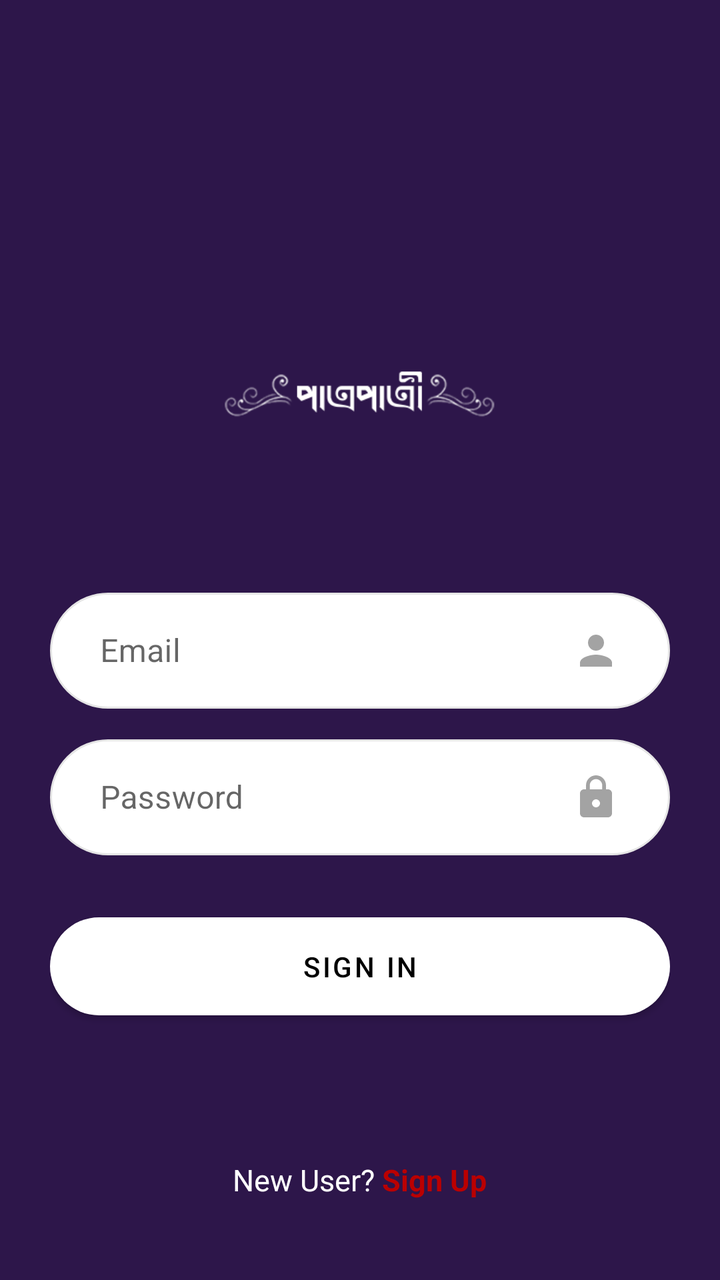
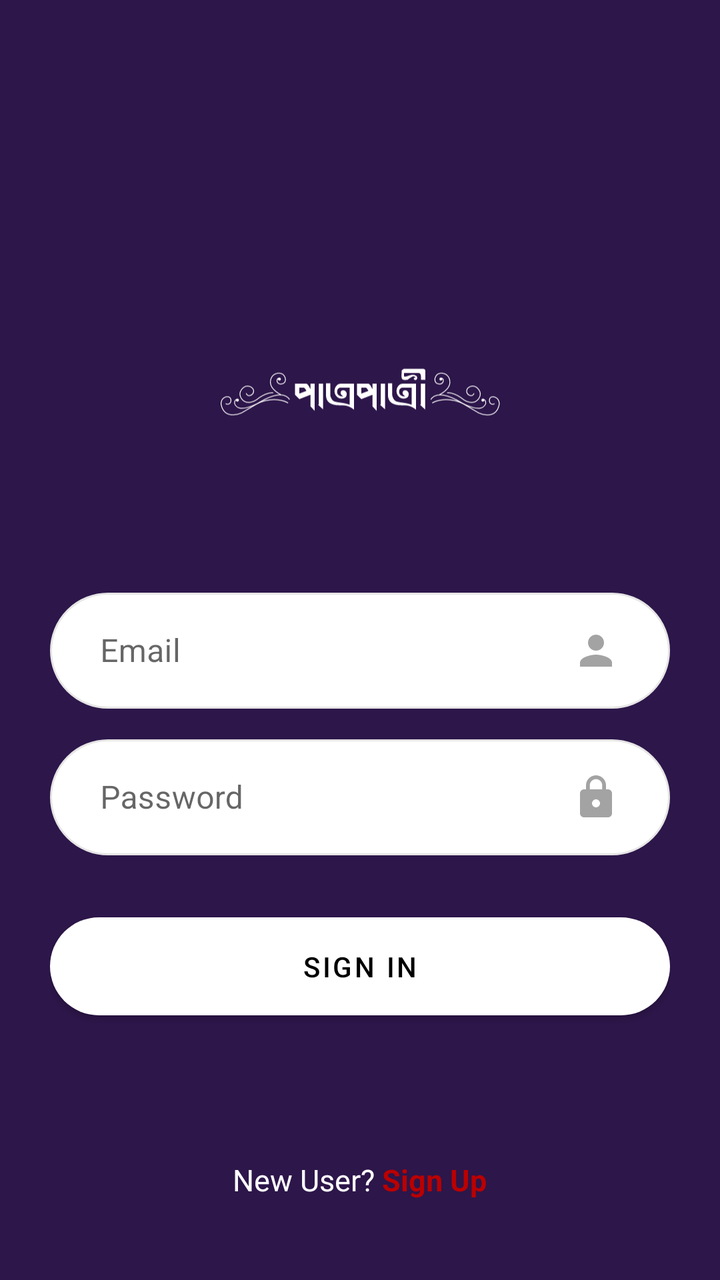

An Android layout rendered at two revisions. The XML below is the earlier revision; the diff shows what the commit changed to produce the second picture.
<!-- AndroidManifest.xml: application theme AppTheme -->
<!-- res/layout/activity_sign_in.xml -->
<?xml version="1.0" encoding="utf-8"?>
<RelativeLayout xmlns:android="http://schemas.android.com/apk/res/android"
    xmlns:app="http://schemas.android.com/apk/res-auto"
    xmlns:tools="http://schemas.android.com/tools"
    android:padding="25dp"
    android:background="@color/colorAccent"
    android:layout_width="match_parent"
    android:layout_height="match_parent"
    tools:context=".views.activities.SignInActivity">

    <LinearLayout
        android:layout_centerInParent="true"
        android:gravity="center"
        android:orientation="vertical"
        android:layout_width="match_parent"
        android:layout_height="wrap_content">
        <ImageView
            android:src="@drawable/ic_logo"
            android:layout_marginBottom="25dp"
            android:layout_width="140dp"
            android:layout_height="140dp" />
        <com.google.android.material.textfield.TextInputLayout
            style="@style/Widget.MaterialComponents.TextInputLayout.OutlinedBox"
            app:boxCornerRadiusTopStart="25dp"
            app:boxCornerRadiusTopEnd="25dp"
            app:boxCornerRadiusBottomStart="25dp"
            app:boxCornerRadiusBottomEnd="25dp"
            android:layout_width="match_parent"
            android:layout_height="wrap_content">
            <EditText
                android:id="@+id/user_email"
                android:inputType="textWebEmailAddress"
                android:singleLine="true"
                android:maxLength="25"
                android:hint="Email"
                app:drawableTint="@color/colorDeepGrey"
                android:drawableEnd="@drawable/ic_baseline_person_24"
                android:background="@drawable/shape_radius_100_edit_text"
                android:layout_marginBottom="10dp"
                android:paddingStart="25dp"
                android:paddingEnd="25dp"
                android:layout_width="match_parent"
                android:layout_height="wrap_content" />
        </com.google.android.material.textfield.TextInputLayout>
        <com.google.android.material.textfield.TextInputLayout
            style="@style/Widget.MaterialComponents.TextInputLayout.OutlinedBox"
            app:boxCornerRadiusTopStart="25dp"
            app:boxCornerRadiusTopEnd="25dp"
            app:boxCornerRadiusBottomStart="25dp"
            app:boxCornerRadiusBottomEnd="25dp"
            android:layout_width="match_parent"
            android:layout_height="wrap_content">
            <EditText
                android:id="@+id/password"
                android:inputType="textWebPassword"
                android:singleLine="true"
                android:maxLength="25"
                android:hint="Password"
                app:drawableTint="@color/colorDeepGrey"
                android:drawableEnd="@drawable/ic_baseline_lock_24"
                android:background="@drawable/shape_radius_100_edit_text"
                android:layout_marginBottom="25dp"
                android:paddingStart="25dp"
                android:paddingEnd="25dp"
                android:layout_width="match_parent"
                android:layout_height="wrap_content" />
        </com.google.android.material.textfield.TextInputLayout>
        <Button
            android:id="@+id/sign_in_button"
            android:text="Sign In"
            android:textColor="@color/colorBlack"
            app:cornerRadius="25dp"
            android:padding="15dp"
            app:backgroundTint="@color/colorWhite"
            android:layout_width="match_parent"
            android:layout_height="wrap_content" />
    </LinearLayout>

    <LinearLayout
        android:layout_centerInParent="true"
        android:layout_alignParentBottom="true"
        android:orientation="horizontal"
        android:layout_marginBottom="15dp"
        android:layout_width="wrap_content"
        android:layout_height="wrap_content">
        <TextView
            android:textSize="15sp"
            android:text="New User? "
            android:textColor="@color/colorWhite"
            android:layout_width="wrap_content"
            android:layout_height="wrap_content"/>
        <TextView
            android:id="@+id/sign_up_button"
            android:textSize="15sp"
            android:textStyle="bold"
            android:text="Sign Up"
            android:textColor="@color/colorGuardsmanRed"
            android:layout_width="wrap_content"
            android:layout_height="wrap_content"/>
    </LinearLayout>

    <TextView
        android:visibility="gone"
        android:layout_centerInParent="true"
        android:layout_alignParentBottom="true"
        android:text="www.patropatri.com"
        android:layout_width="wrap_content"
        android:layout_height="wrap_content" />
</RelativeLayout>
<!-- resources referenced by this layout -->
<resources>
  <color name="colorAccent">#2D164A</color>
  <color name="colorBlack">#000000</color>
  <color name="colorDeepGrey">#A3A3A3</color>
  <color name="colorGuardsmanRed">#BA0000</color>
  <color name="colorWhite">#FFFFFF</color>
  <!-- drawable ic_baseline_lock_24 (drawable) -->
  <vector xmlns:android="http://schemas.android.com/apk/res/android"
      android:width="24dp"
      android:height="24dp"
      android:viewportWidth="24"
      android:viewportHeight="24"
      android:tint="?attr/colorControlNormal">
    <path
        android:fillColor="@android:color/white"
        android:pathData="M18,8h-1L17,6c0,-2.76 -2.24,-5 -5,-5S7,3.24 7,6v2L6,8c-1.1,0 -2,0.9 -2,2v10c0,1.1 0.9,2 2,2h12c1.1,0 2,-0.9 2,-2L20,10c0,-1.1 -0.9,-2 -2,-2zM12,17c-1.1,0 -2,-0.9 -2,-2s0.9,-2 2,-2 2,0.9 2,2 -0.9,2 -2,2zM15.1,8L8.9,8L8.9,6c0,-1.71 1.39,-3.1 3.1,-3.1 1.71,0 3.1,1.39 3.1,3.1v2z"/>
  </vector>
  <!-- drawable ic_baseline_person_24 (drawable) -->
  <vector xmlns:android="http://schemas.android.com/apk/res/android"
      android:width="24dp"
      android:height="24dp"
      android:viewportWidth="24"
      android:viewportHeight="24"
      android:tint="?attr/colorControlNormal">
    <path
        android:fillColor="@android:color/white"
        android:pathData="M12,12c2.21,0 4,-1.79 4,-4s-1.79,-4 -4,-4 -4,1.79 -4,4 1.79,4 4,4zM12,14c-2.67,0 -8,1.34 -8,4v2h16v-2c0,-2.66 -5.33,-4 -8,-4z"/>
  </vector>
  <!-- drawable ic_logo: png bitmap (drawable, 28713 bytes) -->
  <!-- drawable shape_radius_100_edit_text (drawable) -->
  <shape xmlns:android="http://schemas.android.com/apk/res/android">
      <stroke
          android:width="1dp"
          android:color="@color/colorMediumGrey" />
      <corners
          android:radius="100dp"/>
      <solid
          android:color="@color/colorWhite"/>
      <padding
          android:left="25dp"
          android:top="15dp"
          android:right="25dp"
          android:bottom="15dp" />
  </shape>
  <style name="AppTheme" parent="Theme.MaterialComponents.DayNight.NoActionBar">
          
          <item name="colorPrimary">@color/colorPrimary</item>
          <item name="colorPrimaryDark">@color/colorPrimaryDark</item>
          <item name="colorAccent">@color/colorAccent</item>
      </style>
  <color name="colorMediumGrey">#E5E5E5</color>
  <color name="colorPrimary">#271547</color>
  <color name="colorPrimaryDark">#43105D</color>
</resources>

<!-- the commit's change to res/layout/activity_sign_in.xml (unified diff, before → after) -->
@@ -15,6 +15,7 @@
         android:layout_width="match_parent"
         android:layout_height="wrap_content">
         <ImageView
+            app:tint="@color/colorWhite"
             android:src="@drawable/ic_logo"
             android:layout_marginBottom="25dp"
             android:layout_width="140dp"
<!-- resource entries referenced after the edit -->
@@ -27,7 +27,7 @@
         android:fillColor="@android:color/white"
         android:pathData="M12,12c2.21,0 4,-1.79 4,-4s-1.79,-4 -4,-4 -4,1.79 -4,4 1.79,4 4,4zM12,14c-2.67,0 -8,1.34 -8,4v2h16v-2c0,-2.66 -5.33,-4 -8,-4z"/>
   </vector>
-  <!-- drawable ic_logo: png bitmap (drawable, 28713 bytes) -->
+  <!-- drawable ic_logo: vector/xml drawable (drawable, 7260 chars, omitted) -->
   <!-- drawable shape_radius_100_edit_text (drawable) -->
   <shape xmlns:android="http://schemas.android.com/apk/res/android">
       <stroke
